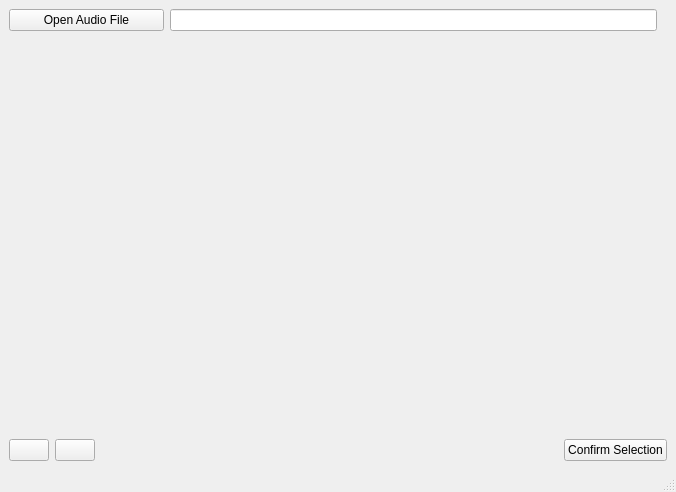
The window that audioanalysis/main.ui (Ticopress/audioanalysis) describes before a commit, drawn with Qt 5.
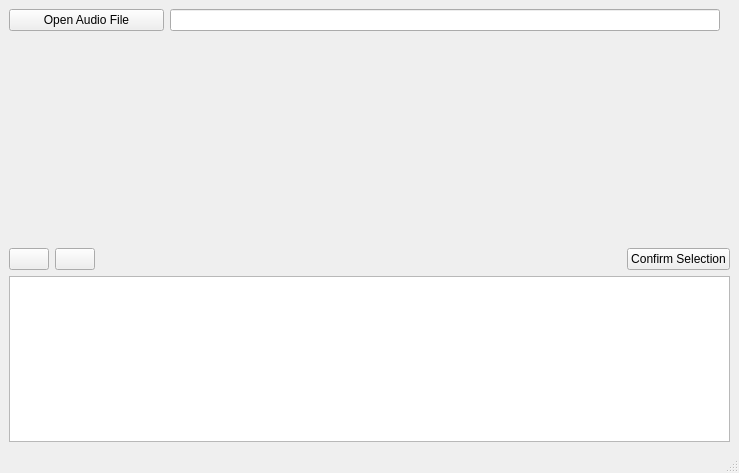
The same window after the commit. Icons and pictures are not drawn.

Commit message: Improve NavigationBar on the plot, adding new buttons and functionality

Patch:
```diff
--- a/audioanalysis/main.ui
+++ b/audioanalysis/main.ui
@@ -6,8 +6,8 @@
    <rect>
     <x>0</x>
     <y>0</y>
-    <width>676</width>
-    <height>492</height>
+    <width>739</width>
+    <height>473</height>
    </rect>
   </property>
   <property name="sizePolicy">
@@ -20,8 +20,8 @@
    <string>MainWindow</string>
   </property>
   <widget class="QWidget" name="centralwidget">
-   <layout class="QGridLayout" name="gridLayout">
-    <item row="0" column="0">
+   <layout class="QVBoxLayout" name="verticalLayout">
+    <item>
      <layout class="QVBoxLayout" name="verticalLayout_2">
       <property name="sizeConstraint">
        <enum>QLayout::SetMaximumSize</enum>
@@ -82,11 +82,17 @@
       <item>
        <widget class="QWidget" name="plot_container" native="true">
         <property name="sizePolicy">
-         <sizepolicy hsizetype="Expanding" vsizetype="Expanding">
+         <sizepolicy hsizetype="Expanding" vsizetype="MinimumExpanding">
           <horstretch>0</horstretch>
           <verstretch>0</verstretch>
          </sizepolicy>
         </property>
+        <property name="minimumSize">
+         <size>
+          <width>0</width>
+          <height>200</height>
+         </size>
+        </property>
         <layout class="QVBoxLayout" name="plot_vl"/>
        </widget>
       </item>
@@ -194,6 +200,28 @@
       </item>
      </layout>
     </item>
+    <item>
+     <widget class="QTextEdit" name="console">
+      <property name="sizePolicy">
+       <sizepolicy hsizetype="Expanding" vsizetype="Minimum">
+        <horstretch>0</horstretch>
+        <verstretch>0</verstretch>
+       </sizepolicy>
+      </property>
+      <property name="minimumSize">
+       <size>
+        <width>0</width>
+        <height>75</height>
+       </size>
+      </property>
+      <property name="frameShadow">
+       <enum>QFrame::Plain</enum>
+      </property>
+      <property name="readOnly">
+       <bool>false</bool>
+      </property>
+     </widget>
+    </item>
    </layout>
   </widget>
   <widget class="QMenuBar" name="menubar">
```
Left out of the diff: 2 changed lines with no effect on the pictures. The commit also changes 4 other files.
